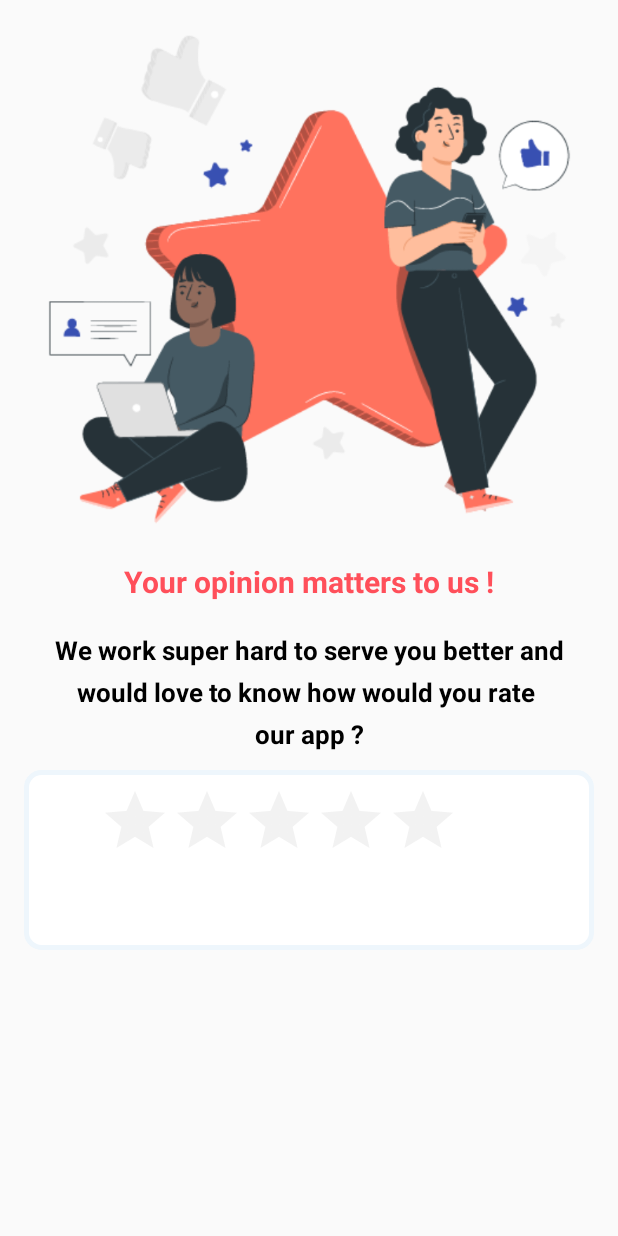
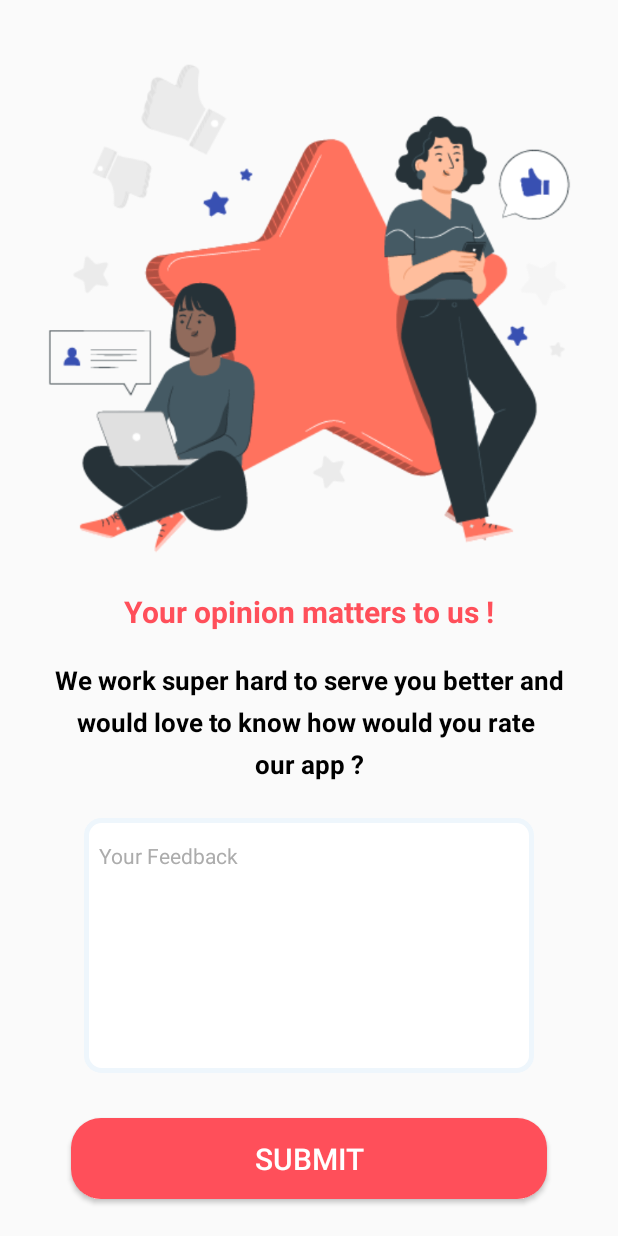
Before and after one commit to emangad99/MedScan, an Android app: the Feedback screen opened directly, with no data from a screen before it, on a phone screen of 412 x 824 dp. Run offline under Robolectric (Android 15) with nearby library versions, the phone set to English and light mode, and no system bars.

Commit message:
init commit

```diff
--- a/app/src/main/java/com/example/medscan/Feedback.java
+++ b/app/src/main/java/com/example/medscan/Feedback.java
@@ -12,10 +12,7 @@ import android.widget.TextView;
 import android.widget.Toast;
 
 public class Feedback extends AppCompatActivity {
-    String answarValue;
     Button btn_submit;
-    RatingBar ratestars;
-    TextView feedback;
     Animation charactanim;
 
     @Override
@@ -25,52 +22,8 @@ public class Feedback extends AppCompatActivity {
 
 
         btn_submit=findViewById(R.id.submit);
-        ratestars=findViewById(R.id.ratingBar);
-        feedback=findViewById(R.id.result_feedback);
         charactanim= AnimationUtils.loadAnimation(this,R.anim.charactanim);
-
         btn_submit.startAnimation(charactanim);
-
-        ratestars.setOnRatingBarChangeListener(new RatingBar.OnRatingBarChangeListener() {
-            @Override
-            public void onRatingChanged(RatingBar ratingBar, float rating, boolean fromUser) {
-                answarValue= String.valueOf((int)(ratestars.getRating()));
-                if(answarValue.equals("1"))
-                {
-                    feedback.setText("Not Bad");
-                    btn_submit.startAnimation(charactanim);
-
-                }
-                else if (answarValue.equals("2"))
-                {
-                    feedback.setText("Good");
-                    btn_submit.startAnimation(charactanim);
-
-                }
-                else if (answarValue.equals("3"))
-                {
-                    feedback.setText("Very Good");
-                    btn_submit.startAnimation(charactanim);
-
-                }
-                else if (answarValue.equals("4"))
-                {
-                    feedback.setText("Excellent");
-                    btn_submit.startAnimation(charactanim);
-
-                }
-                else if (answarValue.equals("5"))
-                {
-                    feedback.setText("Awesome");
-                    btn_submit.startAnimation(charactanim);
-
-                }
-                else
-                {
-                    Toast.makeText(getApplicationContext(), "No Point", Toast.LENGTH_SHORT).show();
-                }
-            }
-        });
 
     }
 }
--- a/app/src/main/res/layout/activity_feedback.xml
+++ b/app/src/main/res/layout/activity_feedback.xml
@@ -1,7 +1,13 @@
 <?xml version="1.0" encoding="utf-8"?>
-<androidx.constraintlayout.widget.ConstraintLayout xmlns:android="http://schemas.android.com/apk/res/android"
+<ScrollView
+    xmlns:android="http://schemas.android.com/apk/res/android"
     xmlns:app="http://schemas.android.com/apk/res-auto"
     xmlns:tools="http://schemas.android.com/tools"
+    android:layout_width="match_parent"
+    android:layout_height="match_parent">
+
+    <androidx.constraintlayout.widget.ConstraintLayout
+
         android:layout_width="match_parent"
         android:layout_height="match_parent"
         tools:context=".Feedback">
@@ -11,7 +17,6 @@
             android:layout_width="394dp"
             android:layout_height="394dp"
             android:layout_marginStart="-13dp"
-        android:layout_marginTop="-20dp"
             android:layout_marginEnd="-13dp"
             app:layout_constraintEnd_toEndOf="parent"
             app:layout_constraintStart_toStartOf="parent"
@@ -73,56 +78,45 @@
             app:layout_constraintStart_toStartOf="parent"
             app:layout_constraintTop_toBottomOf="@+id/textView20" />
 
-    <LinearLayout
-        android:id="@+id/linearLayout3"
-        android:layout_width="match_parent"
-        android:layout_height="120dp"
-        android:layout_marginStart="16dp"
-        android:layout_marginTop="12dp"
-        android:layout_marginEnd="16dp"
-        android:background="@drawable/linear_feedback"
-        android:orientation="vertical"
-        app:layout_constraintEnd_toEndOf="parent"
-        app:layout_constraintHorizontal_bias="0.0"
-        app:layout_constraintStart_toStartOf="parent"
-        app:layout_constraintTop_toBottomOf="@+id/textView28">
-
-        <RatingBar
-            android:id="@+id/ratingBar"
-            android:layout_width="wrap_content"
-            android:layout_height="wrap_content"
-            android:layout_marginLeft="50dp"
-            android:layout_marginTop="10dp"
-            android:layout_marginBottom="10dp"
-            android:numStars="5"
-            android:stepSize="1"
-            android:theme="@style/RatingBar" />
-
-        <TextView
-            android:id="@+id/result_feedback"
-            android:layout_width="match_parent"
-            android:layout_height="wrap_content"
-            android:textAlignment="center"
-            android:textColor="@color/black"
-            android:textSize="20dp"
-            android:textStyle="bold" />
-
-    </LinearLayout>
-
 
         <Button
             android:id="@+id/submit"
             android:layout_width="317dp"
             android:layout_height="54dp"
-        android:layout_marginTop="12dp"
+            android:layout_marginTop="30dp"
+            android:layout_marginBottom="50dp"
             android:background="@drawable/custom_button"
             android:text="@string/submit"
             android:textColor="@color/white"
             android:textSize="20sp"
+            app:layout_constraintBottom_toBottomOf="parent"
+            app:layout_constraintEnd_toEndOf="parent"
+            app:layout_constraintStart_toStartOf="parent"
+            app:layout_constraintTop_toBottomOf="@+id/textView13"
+            app:layout_constraintVertical_bias="1.0" />
+
+        <EditText
+            android:id="@+id/textView13"
+            android:layout_width="300dp"
+            android:layout_height="170dp"
+            android:layout_marginTop="24dp"
+            android:background="@drawable/linear_feedback"
+            android:hint="Your Feedback"
+            android:inputType="textMultiLine"
+            android:gravity="start|top"
+            android:paddingStart="10dp"
+            android:paddingTop="15dp"
+            android:paddingEnd="10dp"
+            android:textColor="@color/black"
+            android:textColorHint="#ACACAC"
+            android:textSize="14sp"
             app:layout_constraintEnd_toEndOf="parent"
             app:layout_constraintHorizontal_bias="0.5"
             app:layout_constraintStart_toStartOf="parent"
-        app:layout_constraintTop_toBottomOf="@+id/linearLayout3" />
+            app:layout_constraintTop_toBottomOf="@+id/textView28" />
+
+
 
 
     </androidx.constraintlayout.widget.ConstraintLayout>
+    </ScrollView>
--- a/app/src/main/res/values/themes.xml
+++ b/app/src/main/res/values/themes.xml
@@ -17,11 +17,6 @@
         <item name="android:windowActivityTransitions">true</item>
     </style>
 
-    <style name="RatingBar" parent="Theme.AppCompat">
-        <item name="colorControlNormal">@color/colorActive</item>
-        <item name="colorControlActivated">@color/color2</item>
-    </style>
-
     <style name="AppTheme.Transparent" parent="Theme.AppCompat.NoActionBar">
         <item name="android:windowIsTranslucent">true</item>
         <item name="android:statusBarColor">@android:color/transparent</item>
```
Lines whose indentation alone changed are shown as unchanged.
